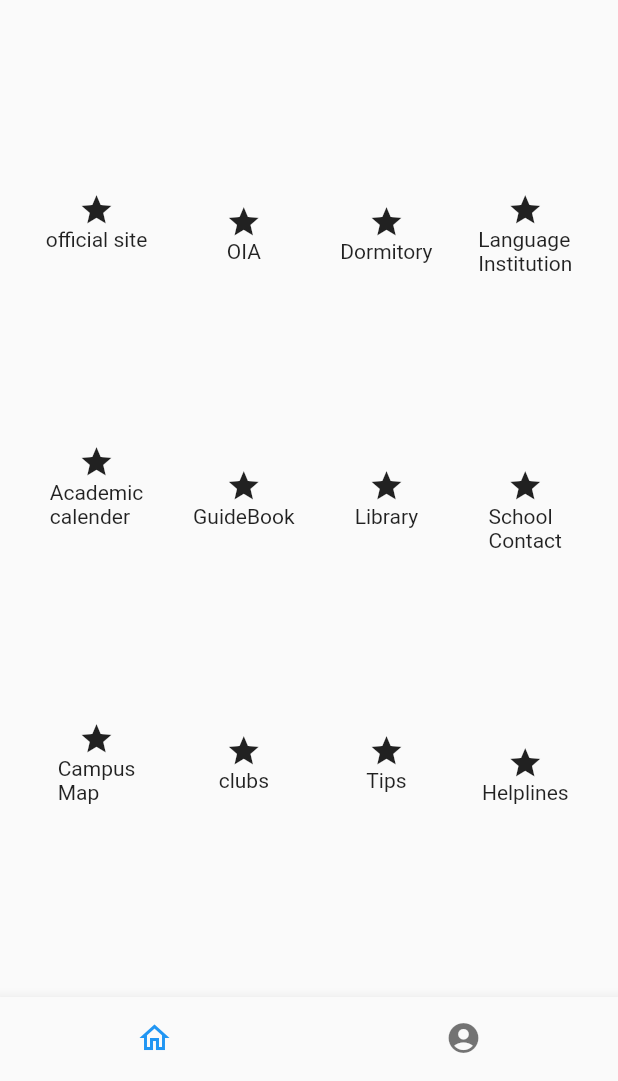
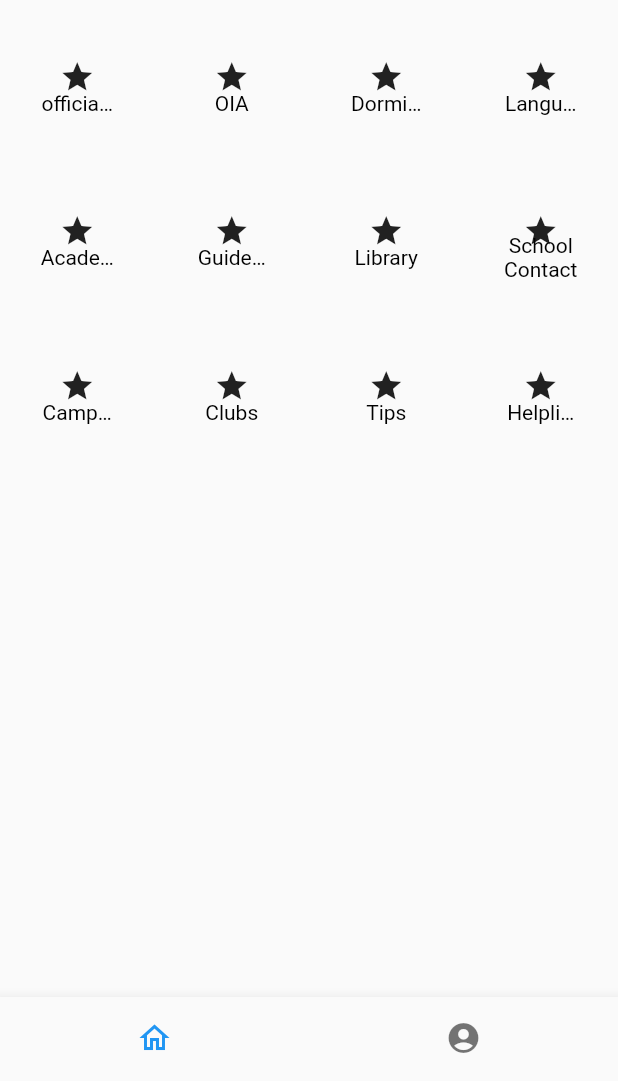
Before and after one commit to chachacha12/Anyone_project, a Flutter app: the screen it shows after launch, on a phone screen of 412 x 824 dp, the part 155-1236 px from its top. Run offline on Flutter 3.47's test engine with Material 2 defaults, Android fonts, the phone set to English and light mode, and no system bars.

Commit message:
around-campus: CustomscrollView & GridView.count

```diff
--- a/lib/info.dart
+++ b/lib/info.dart
@@ -1,6 +1,8 @@
+import 'package:anyone/aroundcampus.dart';
 import 'package:flutter/material.dart';
 import 'main.dart';
 import 'oncampus.dart';
+import 'aroundcampus.dart';
 
 //on-campus, around-campus 정보를 보여주는 첫 페이지
 class Info extends StatefulWidget {
@@ -55,7 +57,7 @@ class _InfoState extends State<Info>  {
             },
             body: TabBarView(
               children: <Widget>[
-                OnCampus(), Text('일상생활관련/n'),
+                OnCampus(), AroundCampus(),
               ],
             ),
           )),
--- a/lib/oncampus.dart
+++ b/lib/oncampus.dart
@@ -12,118 +12,155 @@ class OnCampus extends StatefulWidget {
 class _OnCampusState extends State<OnCampus> {
   @override
   Widget build(BuildContext context) {
-    return Container(
-
-      margin: EdgeInsets.fromLTRB(0, 0, 0, 0),
-      child: Row(      //캠퍼스 정보를 보여주는 아이콘들을 담고 있는 박스같은 존재
-        mainAxisAlignment: MainAxisAlignment.spaceEvenly,
+    return GridView.count(
+        crossAxisCount: 4,
         children: [
           Container(
-            margin: EdgeInsets.fromLTRB(0, 0, 0, 0),
-            child: Column(              //첫번째 가로줄
-              mainAxisAlignment: MainAxisAlignment.spaceEvenly,
-              children: [
-                Column(
-                  children: [
-                    Icon(Icons.star),
-                    Text('official site')
-                  ],
+            color: Colors.transparent,
+            margin: EdgeInsets.all(10.0),
+            child: GridTile(
+              child:  Icon(Icons.star),
+              footer: GridTileBar(
+                title: Text('official site',textAlign: TextAlign.center, style: TextStyle(
+                    color: Colors.black
+                )),
               ),
-                Column(
-                  children: [
-                    Icon(Icons.star),
-                    Text('Academic'"\n"'calender')
-                  ],
-                ),
-                Column(
-                  children: [
-                    Icon(Icons.star),
-                    Text('Campus'"\n"'Map')
-                  ],
-                ),
-              ],
             ),
           ),
           Container(
-            margin: EdgeInsets.fromLTRB(0, 0, 0, 0),
-            child: Column(              //첫번째 가로줄
-              mainAxisAlignment: MainAxisAlignment.spaceEvenly,
-              children: [
-                Column(
-                  children: [
-                    Icon(Icons.star),
-                    Text('OIA')
-                  ],
+            color: Colors.transparent,
+            margin: EdgeInsets.all(10.0),
+            child: GridTile(
+              child:  Icon(Icons.star),
+              footer: GridTileBar(
+                title: Text('OIA',textAlign: TextAlign.center, style: TextStyle(
+                    color: Colors.black
+                )),
               ),
-                Column(
-                  children: [
-                    Icon(Icons.star),
-                    Text('GuideBook')
-                  ],
-                ),
-                Column(
-                  children: [
-                    Icon(Icons.star),
-                    Text('clubs')
-                  ],
-                ),
-              ],
             ),
           ),
           Container(
-            margin: EdgeInsets.fromLTRB(0, 0 , 0, 0),
-            child: Column(                           //두번째 가로줄
-              mainAxisAlignment: MainAxisAlignment.spaceEvenly,
-              children: [
-                Column(
-                  children: [
-                    Icon(Icons.star),
-                    Text('Dormitory')
-                  ],
+            color: Colors.transparent,
+            margin: EdgeInsets.all(10.0),
+            child: GridTile(
+              child:  Icon(Icons.star),
+              footer: GridTileBar(
+                title: Text('Dormitory',textAlign: TextAlign.center, style: TextStyle(
+                    color: Colors.black
+                )),
               ),
-                Column(
-                  children: [
-                    Icon(Icons.star),
-                    Text('Library')
-                  ],
-                ),
-                Column(
-                  children: [
-                    Icon(Icons.star),
-                    Text('Tips'),
-                  ],
-                ),
-              ],
             ),
           ),
           Container(
-            margin: EdgeInsets.fromLTRB(0, 0, 0, 0),
-            child: Column(                           //세번째 가로줄
-              mainAxisAlignment: MainAxisAlignment.spaceEvenly,
-              children: [
-                Column(
-                  children: [
-                    Icon(Icons.star),
-                    Text('Language'"\n"'Institution')
-                  ],
+            color: Colors.transparent,
+            margin: EdgeInsets.all(10.0),
+            child: GridTile(
+              child:  Icon(Icons.star),
+              footer: GridTileBar(
+                title: Text('Language'"\n"'Institution',textAlign: TextAlign.center, style: TextStyle(
+                    color: Colors.black
+                )),
               ),
-                Column(
-                  children: [
-                    Icon(Icons.star),
-                    Text('School'"\n"'Contact')
-                  ],
             ),
-                Column(
-                  children: [
-                    Icon(Icons.star),
-                    Text('Helplines')
-                  ],
           ),
-              ],
+          Container(
+            color: Colors.transparent,
+            margin: EdgeInsets.all(10.0),
+            child: GridTile(
+              child:  Icon(Icons.star),
+              footer: GridTileBar(
+                title: Text('Academic'"\n"'Calender',textAlign: TextAlign.center, style: TextStyle(
+                    color: Colors.black
+                )),
+              ),
+            ),
+          ),
+          Container(
+            color: Colors.transparent,
+            margin: EdgeInsets.all(10.0),
+            child: GridTile(
+              child:  Icon(Icons.star),
+              footer: GridTileBar(
+                title: Text('GuideBook',textAlign: TextAlign.center, style: TextStyle(
+                    color: Colors.black
+                )),
+              ),
+            ),
+          ),
+          Container(
+            color: Colors.transparent,
+            margin: EdgeInsets.all(10.0),
+            child: GridTile(
+              child:  Icon(Icons.star),
+              footer: GridTileBar(
+                title: Text('Library',textAlign: TextAlign.center, style: TextStyle(
+                    color: Colors.black
+                )),
+              ),
+            ),
+          ),
+          Container(
+            color: Colors.transparent,
+            margin: EdgeInsets.all(10.0),
+            child: GridTile(
+              child:  Icon(Icons.star),
+              footer: GridTileBar(
+                title: Text('School'"\n"'Contact',textAlign: TextAlign.center, style: TextStyle(
+                    color: Colors.black
+                )),
+              ),
+            ),
+          ),
+          Container(
+            color: Colors.transparent,
+            margin: EdgeInsets.all(10.0),
+            child: GridTile(
+              child:  Icon(Icons.star),
+              footer: GridTileBar(
+                title: Text('Campus'"\n"'Map',textAlign: TextAlign.center, style: TextStyle(
+                    color: Colors.black
+                )),
+              ),
+            ),
+          ),
+          Container(
+            color: Colors.transparent,
+            margin: EdgeInsets.all(10.0),
+            child: GridTile(
+              child:  Icon(Icons.star),
+              footer: GridTileBar(
+                title: Text('Clubs',textAlign: TextAlign.center, style: TextStyle(
+                    color: Colors.black
+                )),
+              ),
+            ),
+          ),
+          Container(
+            color: Colors.transparent,
+            margin: EdgeInsets.all(10.0),
+            child: GridTile(
+              child:  Icon(Icons.star),
+              footer: GridTileBar(
+                title: Text('Tips',textAlign: TextAlign.center, style: TextStyle(
+                    color: Colors.black
+                )),
+              ),
+            ),
+          ),
+          Container(
+            color: Colors.transparent,
+            margin: EdgeInsets.all(10.0),
+            child: GridTile(
+              child:  Icon(Icons.star),
+              footer: GridTileBar(
+                title: Text('Helplines',textAlign: TextAlign.center, style: TextStyle(
+                    color: Colors.black
+                )),
+              ),
             ),
           ),
         ],
-      ),
+
     );
   }
 }
```
Also changed, not shown: lib/aroundcampus.dart (added, +163 -0 lines). Lines whose indentation alone changed are shown as unchanged.
